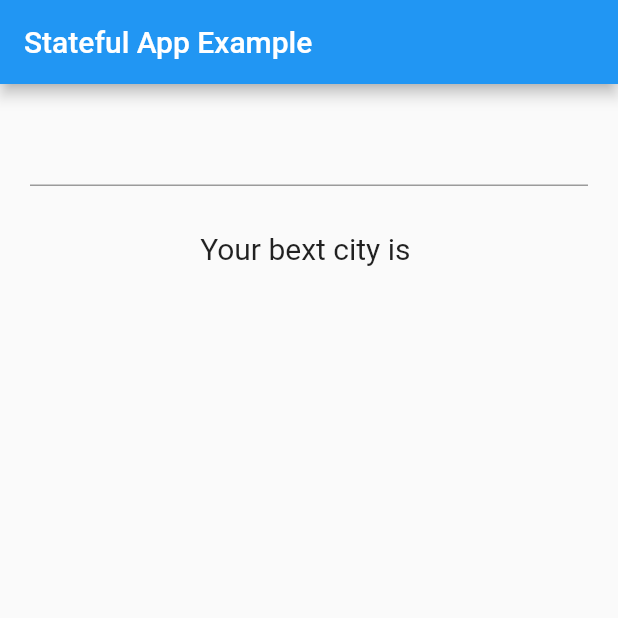
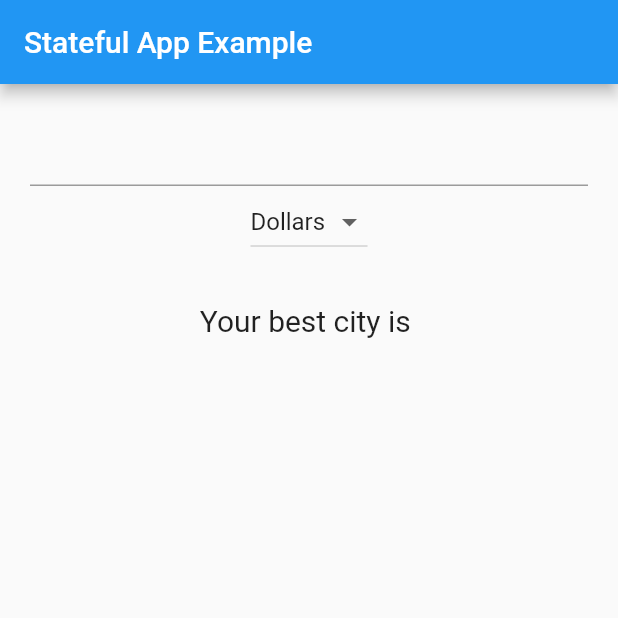
Before and after one commit to smartherd/Flutter-Demos, a Flutter app: the screen it shows after launch, on a phone screen of 412 x 824 dp, the top half of it. Run offline on Flutter 3.47's test engine with Material 2 defaults, Android fonts, the phone set to English and light mode, and no system bars.

Commit message:
Section Three, Video Four: DropdownButton and DropdownMenuItem

```diff
--- a/lib/main.dart
+++ b/lib/main.dart
@@ -21,6 +21,8 @@ class FavoriteCity extends StatefulWidget {
 class _FavoriteCityState extends State<FavoriteCity> {
 
 	String nameCity = "";
+	var _currencies = ['Rupees', 'Dollars', 'Pounds', 'Others'];
+	var _currentItemSelected = 'Dollars';
 
 	@override
   Widget build(BuildContext context) {
@@ -43,10 +45,27 @@ class _FavoriteCityState extends State<FavoriteCity> {
 					    	});
 					    },
 				    ),
+				    DropdownButton<String>(
+
+					    items: _currencies.map((String dropDownStringItem) {
+					    	return DropdownMenuItem<String>(
+							    value: dropDownStringItem,
+							    child: Text(dropDownStringItem),
+						    );
+					    }).toList(),
+
+					    onChanged: (String newValueSelected) {
+					    	// Your code to execute, when a menu item is selected from drop down
+						    _onDropDownItemSelected(newValueSelected);
+					    },
+
+					    value: _currentItemSelected,
+
+				    ),
 				    Padding(
 						    padding: EdgeInsets.all(30.0),
 						    child: Text(
-					        "Your bext city is $nameCity",
+					        "Your best city is $nameCity",
 					        style: TextStyle(fontSize: 20.0),
 				    ))
 			    ],
@@ -54,4 +73,10 @@ class _FavoriteCityState extends State<FavoriteCity> {
 	    ),
     );
   }
+
+  void _onDropDownItemSelected(String newValueSelected) {
+	  setState(() {
+		  this._currentItemSelected = newValueSelected;
+	  });
+  }
 }
```
